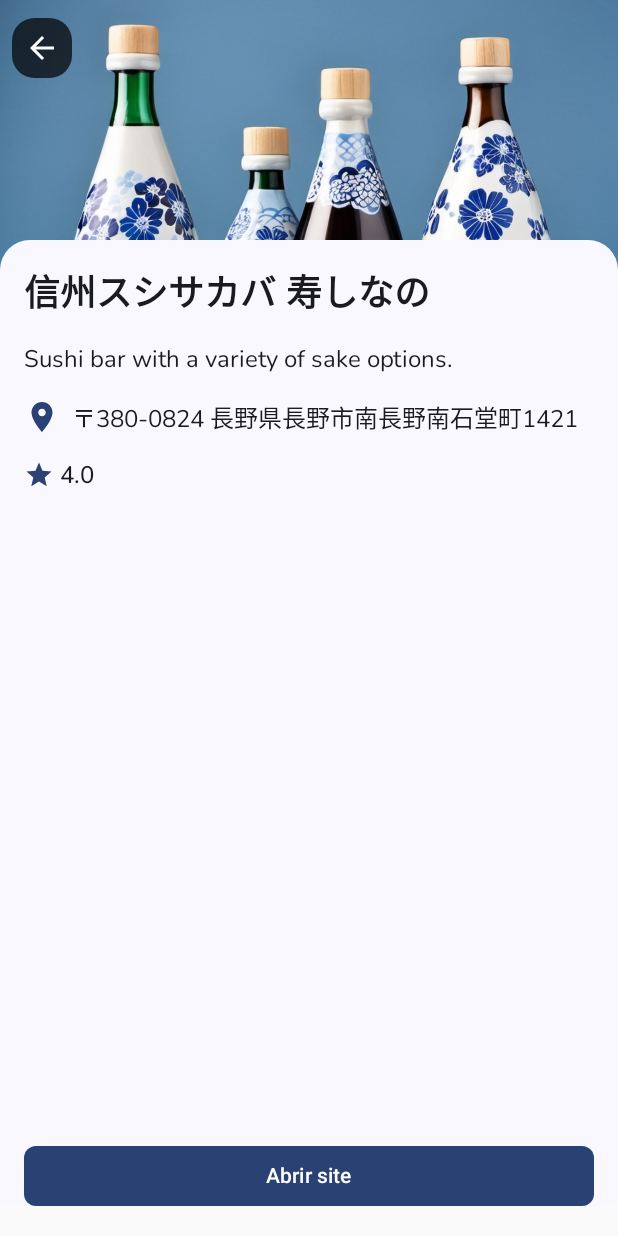
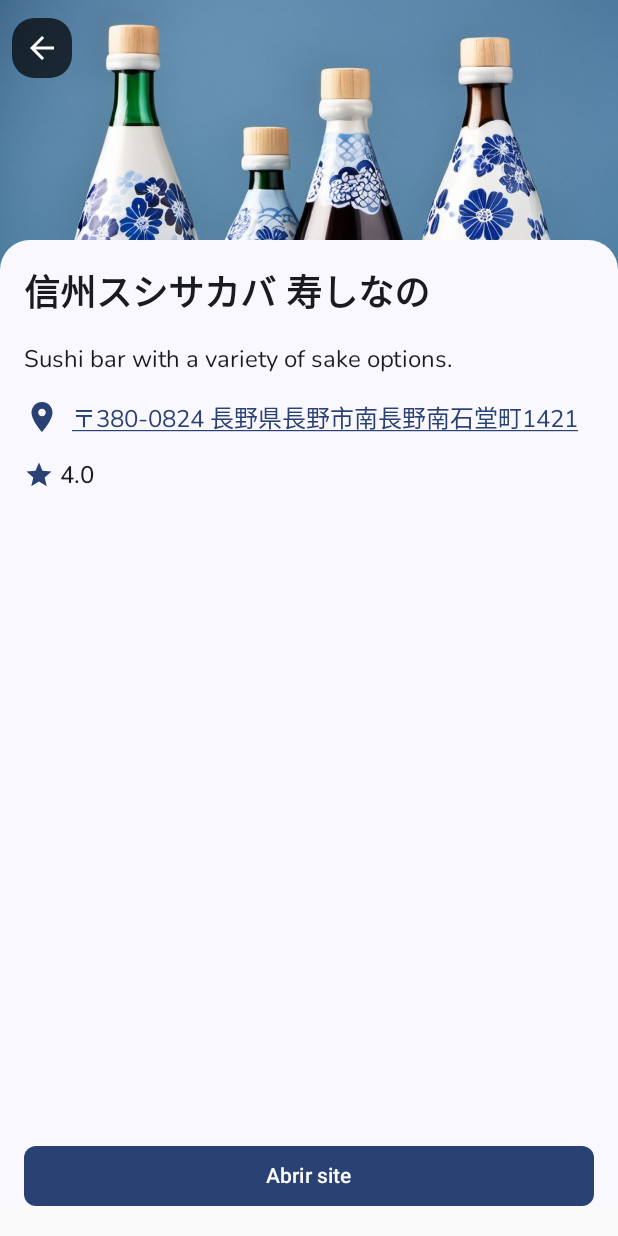
Before and after one commit to dessa-aquino/sake-shop, an Android app built with Jetpack Compose: the screen it shows after launch (SakeStoreDetailActivity), after a tap on "信州スシサカバ 寿しなの", on a phone screen of 412 x 824 dp. Run offline under Robolectric (Android 15) with nearby library versions, the phone set to English and light mode, and no system bars.

Commit message:
Adding link visual to address

```diff
--- a/app/src/main/java/com/example/sakeshop/presentation/components/SakeStoreDetail.kt
+++ b/app/src/main/java/com/example/sakeshop/presentation/components/SakeStoreDetail.kt
@@ -67,6 +67,8 @@ fun addressSection(store: SakeStore) {
         Text(
             text = store.address,
             style = MaterialTheme.typography.bodyLarge,
+            color = MaterialTheme.colorScheme.primary,
+            textDecoration = TextDecoration.Underline,
             modifier = Modifier
                 .weight(1f)
                 .clickable { openGoogleMaps(context, store.googleMapsLink) }
```
